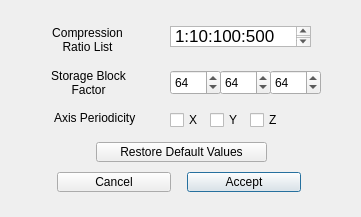
Above: apps/vdcwizard/ui/Page3adv.ui from yyr/vapor before the change. Below: the same form after it.
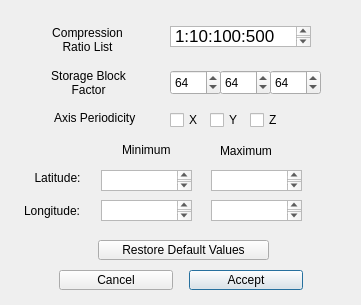
That is the form after the change.

Commit message: Added lat/lon display to vdcwizard, under the "Advanced" window when generating a .vdf file.

Patch:
```diff
--- a/apps/vdcwizard/ui/Page3adv.ui
+++ b/apps/vdcwizard/ui/Page3adv.ui
@@ -7,7 +7,7 @@
     <x>0</x>
     <y>0</y>
     <width>361</width>
-    <height>217</height>
+    <height>305</height>
    </rect>
   </property>
   <property name="windowTitle">
@@ -186,8 +186,8 @@
   <widget class="QPushButton" name="acceptButton">
    <property name="geometry">
     <rect>
-     <x>187</x>
-     <y>172</y>
+     <x>189</x>
+     <y>270</y>
      <width>114</width>
      <height>20</height>
     </rect>
@@ -199,8 +199,8 @@
   <widget class="QPushButton" name="cancelButton">
    <property name="geometry">
     <rect>
-     <x>57</x>
-     <y>172</y>
+     <x>59</x>
+     <y>270</y>
      <width>114</width>
      <height>20</height>
     </rect>
@@ -212,8 +212,8 @@
   <widget class="QPushButton" name="restoreDefaultButton">
    <property name="geometry">
     <rect>
-     <x>96</x>
-     <y>142</y>
+     <x>98</x>
+     <y>240</y>
      <width>171</width>
      <height>20</height>
     </rect>
@@ -222,6 +222,129 @@
     <string>Restore Default Values</string>
    </property>
   </widget>
+  <widget class="QLabel" name="label">
+   <property name="geometry">
+    <rect>
+     <x>22</x>
+     <y>168</y>
+     <width>71</width>
+     <height>20</height>
+    </rect>
+   </property>
+   <property name="text">
+    <string>Latitude:</string>
+   </property>
+   <property name="alignment">
+    <set>Qt::AlignCenter</set>
+   </property>
+  </widget>
+  <widget class="QLabel" name="label_2">
+   <property name="geometry">
+    <rect>
+     <x>24</x>
+     <y>201</y>
+     <width>71</width>
+     <height>20</height>
+    </rect>
+   </property>
+   <property name="text">
+    <string>Longitude:</string>
+   </property>
+  </widget>
+  <widget class="QLabel" name="label_3">
+   <property name="geometry">
+    <rect>
+     <x>122</x>
+     <y>140</y>
+     <width>71</width>
+     <height>20</height>
+    </rect>
+   </property>
+   <property name="text">
+    <string>Minimum</string>
+   </property>
+  </widget>
+  <widget class="QLabel" name="label_6">
+   <property name="geometry">
+    <rect>
+     <x>220</x>
+     <y>143</y>
+     <width>71</width>
+     <height>16</height>
+    </rect>
+   </property>
+   <property name="text">
+    <string>Maximum</string>
+   </property>
+  </widget>
+  <widget class="QTextEdit" name="minLatExtents">
+   <property name="geometry">
+    <rect>
+     <x>101</x>
+     <y>170</y>
+     <width>91</width>
+     <height>21</height>
+    </rect>
+   </property>
+   <property name="html">
+    <string>&lt;!DOCTYPE HTML PUBLIC &quot;-//W3C//DTD HTML 4.0//EN&quot; &quot;http://www.w3.org/TR/REC-html40/strict.dtd&quot;&gt;
+&lt;html&gt;&lt;head&gt;&lt;meta name=&quot;qrichtext&quot; content=&quot;1&quot; /&gt;&lt;style type=&quot;text/css&quot;&gt;
+p, li { white-space: pre-wrap; }
+&lt;/style&gt;&lt;/head&gt;&lt;body style=&quot; font-family:'Lucida Grande'; font-size:13pt; font-weight:400; font-style:normal;&quot;&gt;
+&lt;p style=&quot;-qt-paragraph-type:empty; margin-top:0px; margin-bottom:0px; margin-left:0px; margin-right:0px; -qt-block-indent:0; text-indent:0px;&quot;&gt;&lt;br /&gt;&lt;/p&gt;&lt;/body&gt;&lt;/html&gt;</string>
+   </property>
+  </widget>
+  <widget class="QTextEdit" name="minLonExtents">
+   <property name="geometry">
+    <rect>
+     <x>101</x>
+     <y>200</y>
+     <width>91</width>
+     <height>21</height>
+    </rect>
+   </property>
+   <property name="html">
+    <string>&lt;!DOCTYPE HTML PUBLIC &quot;-//W3C//DTD HTML 4.0//EN&quot; &quot;http://www.w3.org/TR/REC-html40/strict.dtd&quot;&gt;
+&lt;html&gt;&lt;head&gt;&lt;meta name=&quot;qrichtext&quot; content=&quot;1&quot; /&gt;&lt;style type=&quot;text/css&quot;&gt;
+p, li { white-space: pre-wrap; }
+&lt;/style&gt;&lt;/head&gt;&lt;body style=&quot; font-family:'Lucida Grande'; font-size:13pt; font-weight:400; font-style:normal;&quot;&gt;
+&lt;p style=&quot;-qt-paragraph-type:empty; margin-top:0px; margin-bottom:0px; margin-left:0px; margin-right:0px; -qt-block-indent:0; text-indent:0px;&quot;&gt;&lt;br /&gt;&lt;/p&gt;&lt;/body&gt;&lt;/html&gt;</string>
+   </property>
+  </widget>
+  <widget class="QTextEdit" name="maxLatExtents">
+   <property name="geometry">
+    <rect>
+     <x>211</x>
+     <y>170</y>
+     <width>91</width>
+     <height>21</height>
+    </rect>
+   </property>
+   <property name="html">
+    <string>&lt;!DOCTYPE HTML PUBLIC &quot;-//W3C//DTD HTML 4.0//EN&quot; &quot;http://www.w3.org/TR/REC-html40/strict.dtd&quot;&gt;
+&lt;html&gt;&lt;head&gt;&lt;meta name=&quot;qrichtext&quot; content=&quot;1&quot; /&gt;&lt;style type=&quot;text/css&quot;&gt;
+p, li { white-space: pre-wrap; }
+&lt;/style&gt;&lt;/head&gt;&lt;body style=&quot; font-family:'Lucida Grande'; font-size:13pt; font-weight:400; font-style:normal;&quot;&gt;
+&lt;p style=&quot;-qt-paragraph-type:empty; margin-top:0px; margin-bottom:0px; margin-left:0px; margin-right:0px; -qt-block-indent:0; text-indent:0px;&quot;&gt;&lt;br /&gt;&lt;/p&gt;&lt;/body&gt;&lt;/html&gt;</string>
+   </property>
+  </widget>
+  <widget class="QTextEdit" name="maxLonExtents">
+   <property name="geometry">
+    <rect>
+     <x>211</x>
+     <y>200</y>
+     <width>91</width>
+     <height>21</height>
+    </rect>
+   </property>
+   <property name="html">
+    <string>&lt;!DOCTYPE HTML PUBLIC &quot;-//W3C//DTD HTML 4.0//EN&quot; &quot;http://www.w3.org/TR/REC-html40/strict.dtd&quot;&gt;
+&lt;html&gt;&lt;head&gt;&lt;meta name=&quot;qrichtext&quot; content=&quot;1&quot; /&gt;&lt;style type=&quot;text/css&quot;&gt;
+p, li { white-space: pre-wrap; }
+&lt;/style&gt;&lt;/head&gt;&lt;body style=&quot; font-family:'Lucida Grande'; font-size:13pt; font-weight:400; font-style:normal;&quot;&gt;
+&lt;p style=&quot;-qt-paragraph-type:empty; margin-top:0px; margin-bottom:0px; margin-left:0px; margin-right:0px; -qt-block-indent:0; text-indent:0px;&quot;&gt;&lt;br /&gt;&lt;/p&gt;&lt;/body&gt;&lt;/html&gt;</string>
+   </property>
+  </widget>
  </widget>
  <resources/>
  <connections/>
```
Left out of the diff: 4 changed lines with no effect on the pictures. The commit also changes 7 other files.
